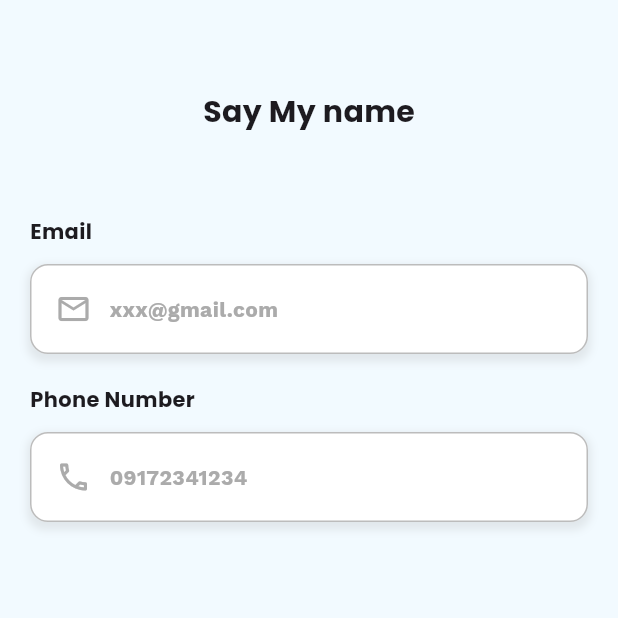
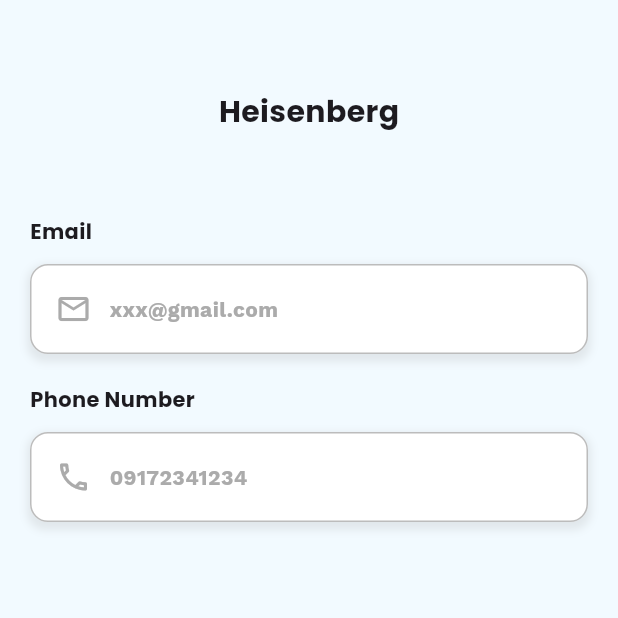
Before and after one commit to Amir-HShahi/JAB-Project, a Flutter app: the ProfileScreen screen opened by its route, on a phone screen of 412 x 824 dp, the top half of it. Run offline on Flutter 3.47's test engine with Material 3 defaults, Android fonts, the phone set to English and light mode, and no system bars; our stand-ins replace google_fonts.

Commit message:
you are godamn right

```diff
--- a/lib/view/profile_screen.dart
+++ b/lib/view/profile_screen.dart
@@ -22,7 +22,7 @@ class ProfileScreen extends StatelessWidget {
                 InkWell(
                   onTap: changeProfileHandler,
                   child: Text(
-                    "Say My name",
+                    "Heisenberg",
                     style: GoogleFonts.poppins(
                         fontSize: 20, fontWeight: FontWeight.bold),
                   ),
```
